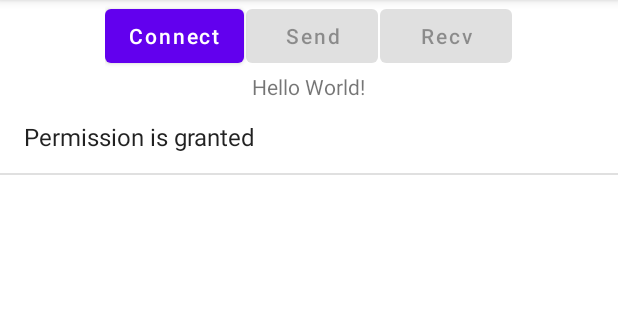
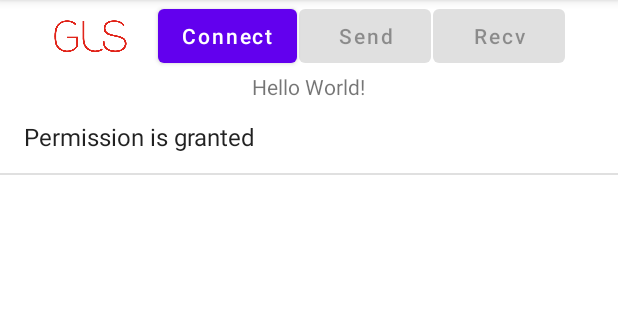
Before and after one commit to zinggls/gStreamerAndroid, an Android app: the screen it shows after launch (MainActivity), on a phone screen of 412 x 824 dp, the part 84-404 px from its top. Run offline under Robolectric (Android 15) with nearby library versions, the light colour scheme and no system bars; libraries missing offline, so code that uses them is left out: com.github.mikephil.charting; plain views replace LineChart; 26 statements that could not run were skipped.

Commit message:
put GLS logo

```diff
--- a/gStreamer/app/src/main/res/layout/activity_main.xml
+++ b/gStreamer/app/src/main/res/layout/activity_main.xml
@@ -13,6 +13,13 @@
         android:orientation="horizontal"
         android:layout_gravity="center_horizontal">
 
+        <ImageView
+            android:layout_width="50dp"
+            android:layout_height="match_parent"
+            android:src="@drawable/gls" />
+
+        <View android:layout_width="20dp"
+            android:layout_height="0dp" />
         <Button
             android:id="@+id/button_Connect"
             android:layout_width="wrap_content"
@@ -72,5 +79,4 @@
             android:layout_weight="1"
             android:layout_height="0dp" />
     </LinearLayout>
-
 </LinearLayout>
```
Also changed, not shown: gStreamer/app/src/main/res/drawable/gls.png (added).
